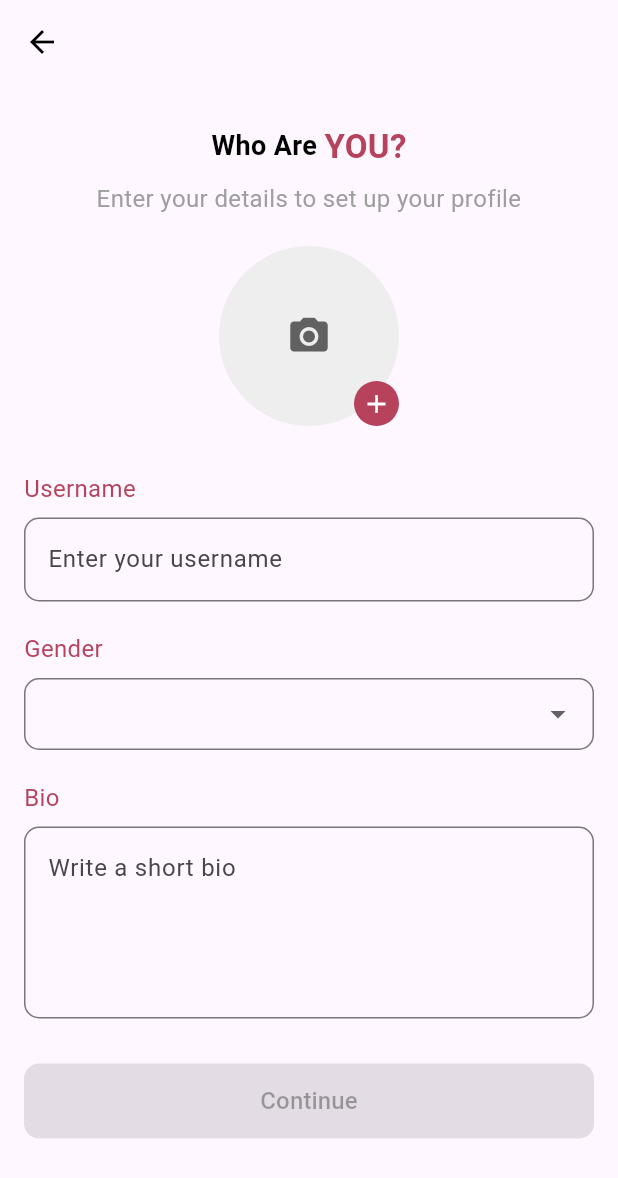
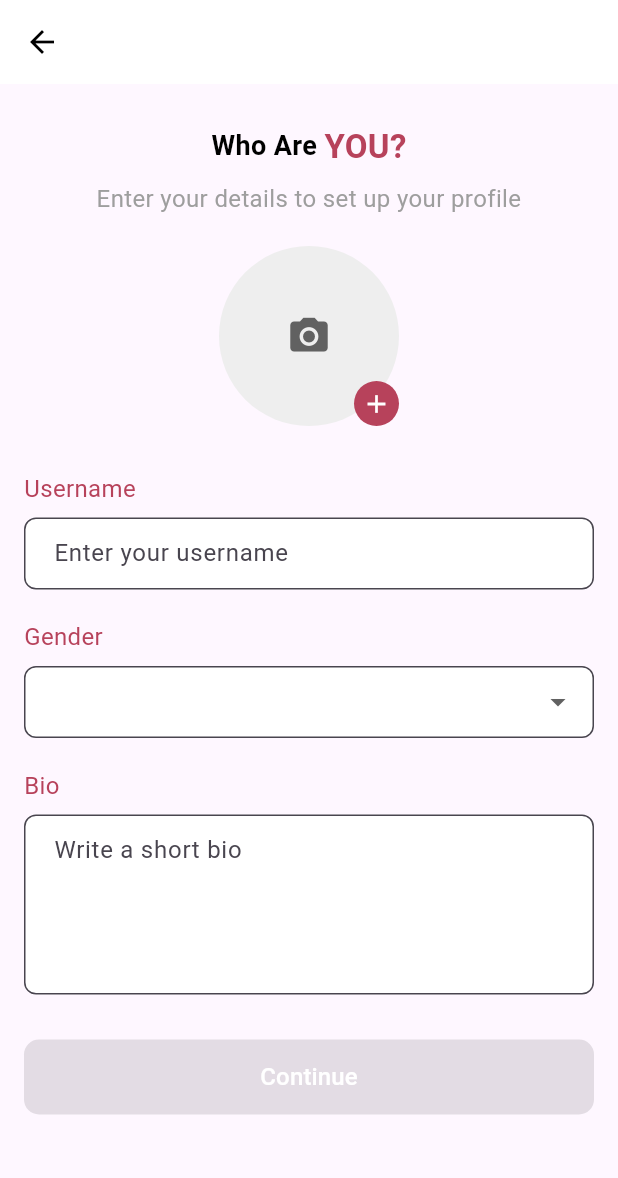
Before and after one commit to Joseph-Lartey/N.A.C.K, a Flutter app: the ProfileSetupPage screen opened directly, on a phone screen of 412 x 824 dp. Shown: the top 1178 px of the screen. Run offline on Flutter 3.47's test engine with Material 3 defaults, Android fonts, the light colour scheme and no system bars; our stand-ins replace camera, shared_preferences; missing offline and left inert: email_otp, flutter_sound; accounts and stored records are empty; Roboto replaces fonts that are missing (Poppins).

Commit message:
updated the profile setup page

```diff
--- a/frontend/lib/profilesetup.dart
+++ b/frontend/lib/profilesetup.dart
@@ -1,4 +1,5 @@
 import 'package:flutter/material.dart';
+import 'interests.dart';
 
 class ProfileSetupPage extends StatefulWidget {
   const ProfileSetupPage({Key? key}) : super(key: key);
@@ -35,12 +36,31 @@
     });
   }
 
+  Route _createRoute(Widget page) {
+    return PageRouteBuilder(
+      pageBuilder: (context, animation, secondaryAnimation) => page,
+      transitionsBuilder: (context, animation, secondaryAnimation, child) {
+        const begin = Offset(0.0, 1.0);
+        const end = Offset(0.0, 0.0);
+        const curve = Curves.ease;
+
+        final tween =
+            Tween(begin: begin, end: end).chain(CurveTween(curve: curve));
+
+        return SlideTransition(
+          position: animation.drive(tween),
+          child: child,
+        );
+      },
+    );
+  }
+
   @override
   Widget build(BuildContext context) {
     return Scaffold(
       appBar: AppBar(
         elevation: 0, // Remove the shadow
-        backgroundColor: Colors.transparent, // Make the AppBar transparent
+        backgroundColor: Colors.white, // Make the AppBar transparent
         leading: IconButton(
           icon: Icon(Icons.arrow_back, color: Colors.black),
           onPressed: () {
@@ -138,9 +158,14 @@
               controller: _usernameController,
               decoration: InputDecoration(
                 hintText: 'Enter your username',
+                filled: true,
+                fillColor: Colors.white,
                 border: OutlineInputBorder(
-                  borderRadius: BorderRadius.circular(10),
+                  borderSide: BorderSide(color: Colors.grey),
+                  borderRadius: BorderRadius.circular(8),
                 ),
+                contentPadding:
+                    EdgeInsets.symmetric(horizontal: 16, vertical: 12),
               ),
             ),
             SizedBox(height: 20),
@@ -162,9 +187,15 @@
               maxLines: 4,
               decoration: InputDecoration(
                 hintText: 'Write a short bio',
+                filled: true,
+                fillColor: Colors.white,
                 border: OutlineInputBorder(
-                  borderRadius: BorderRadius.circular(10),
+                  borderSide:
+                      BorderSide(color: Color.fromARGB(255, 215, 215, 215)),
+                  borderRadius: BorderRadius.circular(8),
                 ),
+                contentPadding:
+                    EdgeInsets.symmetric(horizontal: 16, vertical: 12),
               ),
             ),
             SizedBox(height: 30),
@@ -180,11 +211,14 @@
               ),
               child: Text(
                 'Continue',
-                style: TextStyle(fontSize: 16),
+                style: TextStyle(
+                  fontSize: 16,
+                  color: Colors.white,
+                ),
               ),
               onPressed: _isButtonActive
                   ? () {
-                      // Handle continue button press
+                      _createRoute(InterestsPage());
                     }
                   : null,
             ),
@@ -213,8 +247,11 @@
           iconSize: 24,
           elevation: 16,
           decoration: InputDecoration(
+            filled: true,
+            fillColor: Colors.white,
             border: OutlineInputBorder(
-              borderRadius: BorderRadius.circular(10),
+              borderSide: BorderSide(color: Colors.grey),
+              borderRadius: BorderRadius.circular(8),
             ),
             contentPadding: EdgeInsets.symmetric(horizontal: 16, vertical: 12),
           ),
```
